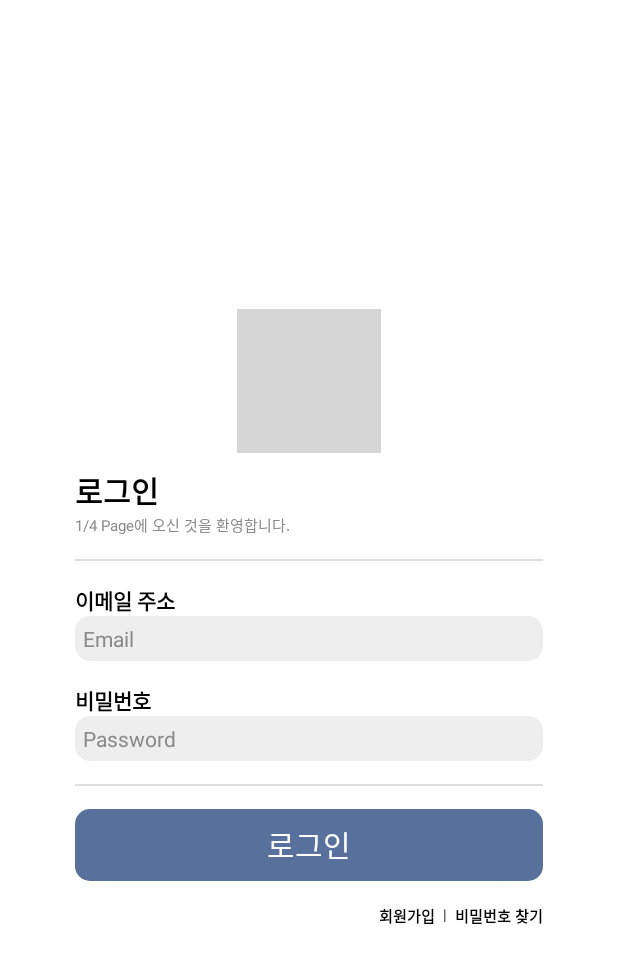
After one commit to Seung72/Quarter-Page, an Android app: the LoginActivity screen opened directly, with no data from a screen before it, on a phone screen of 412 x 824 dp. The commit adds this screen. Shown: the top 963 px of the screen. Run offline under Robolectric (Android 15) with nearby library versions, the phone set to English and light mode, and no system bars; our stand-ins replace Firebase (no records; nobody signed in at launch, a user with empty details on screens opened directly); grey boxes are pictures that could not be loaded.

Commit message:
Update: SignUp function available

```diff
--- /dev/null
+++ b/app/src/main/java/com/cholee/quarter_page/LoginActivity.kt
@@ -0,0 +1,62 @@
+package com.cholee.quarter_page
+
+import android.content.Intent
+import androidx.appcompat.app.AppCompatActivity
+import android.os.Bundle
+import com.cholee.quarter_page.databinding.ActivityLoginBinding
+import com.google.android.material.snackbar.Snackbar
+import com.google.firebase.FirebaseApp
+import com.google.firebase.auth.FirebaseAuth
+import com.google.firebase.auth.FirebaseUser
+import kotlin.math.sign
+
+class LoginActivity : AppCompatActivity() {
+
+    private lateinit var binding: ActivityLoginBinding
+    private var auth: FirebaseAuth? = null
+
+    override fun onCreate(savedInstanceState: Bundle?) {
+        super.onCreate(savedInstanceState)
+        binding = ActivityLoginBinding.inflate(layoutInflater)
+        var view = binding.root
+        FirebaseApp.initializeApp(this)
+        auth = FirebaseAuth.getInstance()
+        setContentView(view)
+
+        binding.moveToSignUp.setOnClickListener {
+            startActivity(Intent(this, SignUpActivity::class.java))
+        }
+
+        binding.btnLogin.setOnClickListener {
+            signIn(binding.etEmail.toString(), binding.etPassword.toString())
+        }
+    }
+
+
+    public fun OnStart() {
+        super.onStart()
+        moveMainPage(auth?.currentUser)
+    }
+
+    fun moveMainPage(user:FirebaseUser?) {
+        if(user != null) {
+            startActivity(Intent(this, MainActivity::class.java))
+            finish()
+        }
+    }
+
+    private fun signIn(email: String, password: String) {
+        if (email.isNotEmpty() && password.isNotEmpty() && email.contains("@")) {
+            var userName = email.substring(0 until email.indexOf("@"))
+            auth?.signInWithEmailAndPassword(email, password)
+                ?.addOnCompleteListener(this) { task ->
+                    if (task.isSuccessful) {
+                        Snackbar.make(binding.loginLayout, userName + "님 안녕하세요!" ,Snackbar.LENGTH_SHORT).show()
+                        moveMainPage(auth?.currentUser)
+                    } else {
+                        Snackbar.make(binding.loginLayout, "로그인에 실패 하였습니다.",Snackbar.LENGTH_SHORT).show()
+                    }
+                }
+        }
+    }
+}
--- a/app/src/main/java/com/cholee/quarter_page/OnboardingActivity.kt
+++ b/app/src/main/java/com/cholee/quarter_page/OnboardingActivity.kt
@@ -86,7 +86,7 @@ class OnBoardingActivity : AppCompatActivity() {
     }
     private fun getItem(i: Int) = binding.vpOnboard.currentItem + i
     private fun moveToMain() {
-        startActivity(Intent(this@OnBoardingActivity, MainActivity::class.java))
+        startActivity(Intent(this, LoginActivity::class.java))
         finish()
     }
     inner class PagerAdapterInit : PagerAdapter() {
--- /dev/null
+++ b/app/src/main/res/layout/activity_login.xml
@@ -0,0 +1,141 @@
+<?xml version="1.0" encoding="utf-8"?>
+<androidx.constraintlayout.widget.ConstraintLayout xmlns:android="http://schemas.android.com/apk/res/android"
+    xmlns:app="http://schemas.android.com/apk/res-auto"
+    xmlns:tools="http://schemas.android.com/tools"
+    android:id="@+id/login_layout"
+    android:layout_width="match_parent"
+    android:layout_height="match_parent"
+    android:background="@color/white"
+    tools:context=".LoginActivity">
+
+    <LinearLayout
+        android:layout_width="match_parent"
+        android:layout_height="wrap_content"
+        android:orientation="vertical"
+        android:layout_margin="50dp"
+        app:layout_constraintBottom_toBottomOf="parent"
+        app:layout_constraintEnd_toEndOf="parent"
+        app:layout_constraintStart_toStartOf="parent"
+        app:layout_constraintTop_toTopOf="parent">
+        <ImageView
+            android:layout_width="wrap_content"
+            android:layout_height="wrap_content"
+            android:src="@mipmap/ic_main"
+            android:layout_marginBottom="10dp"
+            android:layout_gravity="center_horizontal"/>
+        <TextView
+            android:layout_width="match_parent"
+            android:layout_height="wrap_content"
+            android:textColor="@color/black"
+            android:textSize="20sp"
+            android:textStyle="bold"
+            android:text="로그인"/>
+        <TextView
+            android:layout_width="match_parent"
+            android:layout_height="wrap_content"
+            android:textColor="@color/gray"
+            android:textSize="10sp"
+            android:text="1/4 Page에 오신 것을 환영합니다."/>
+        <View
+            android:layout_width="match_parent"
+            android:layout_height="1dp"
+            android:layout_marginTop="15dp"
+            android:background="@color/light_gray"
+            app:layout_constraintBottom_toTopOf="@+id/bottomNavigationView"
+            app:layout_constraintEnd_toEndOf="parent"
+            app:layout_constraintStart_toStartOf="parent"
+            app:layout_constraintTop_toBottomOf="@+id/horizontalScrollView" />
+        <TextView
+            android:layout_width="wrap_content"
+            android:layout_height="wrap_content"
+            android:layout_marginTop="15dp"
+            android:textColor="@color/black"
+            android:textSize="14sp"
+            android:text="이메일 주소"
+            android:textStyle="bold"/>
+        <EditText
+            android:id="@+id/et_email"
+            android:inputType="textVisiblePassword"
+            android:layout_width="match_parent"
+            android:layout_height="wrap_content"
+            android:padding="5dp"
+            android:textColor="@color/black"
+            android:textSize="14sp"
+            android:background="@drawable/et_style"
+            android:hint="Email"
+            android:textColorHint="@color/gray"
+            android:ems="10"/>
+        <TextView
+            android:layout_width="wrap_content"
+            android:layout_height="wrap_content"
+            android:layout_marginTop="15dp"
+            android:textColor="@color/black"
+            android:textSize="14sp"
+            android:text="비밀번호"
+            android:textStyle="bold"/>
+        <EditText
+            android:id="@+id/et_password"
+            android:layout_width="match_parent"
+            android:layout_height="wrap_content"
+            android:padding="5dp"
+            android:textColor="@color/black"
+            android:textSize="14sp"
+            android:background="@drawable/et_style"
+            android:hint="Password"
+            android:textColorHint="@color/gray"
+            android:ems="10"/>
+        <View
+            android:layout_width="match_parent"
+            android:layout_height="1dp"
+            android:layout_marginTop="15dp"
+            android:background="@color/light_gray"
+            app:layout_constraintBottom_toTopOf="@+id/bottomNavigationView"
+            app:layout_constraintEnd_toEndOf="parent"
+            app:layout_constraintStart_toStartOf="parent"
+            app:layout_constraintTop_toBottomOf="@+id/horizontalScrollView" />
+        <Button
+            android:id="@+id/btn_login"
+            android:text="로그인"
+            android:layout_marginTop="15dp"
+            android:textSize="20dp"
+            android:layout_width="match_parent"
+            android:layout_height="wrap_content"
+            android:background="@drawable/login_btn_style"/>
+        <LinearLayout
+            android:layout_width="match_parent"
+            android:layout_height="match_parent"
+            android:layout_marginTop="15dp"
+            android:gravity="right"
+            android:orientation="horizontal">
+            <TextView
+                android:id="@+id/moveToSignUp"
+                android:layout_width="wrap_content"
+                android:layout_height="wrap_content"
+                android:layout_gravity="right"
+                android:textColor="@color/black"
+                android:layout_marginRight="5dp"
+                android:textSize="10sp"
+                android:text="회원가입"
+                android:textStyle="bold"/>
+            <TextView
+                android:layout_width="wrap_content"
+                android:layout_height="wrap_content"
+                android:layout_gravity="right"
+                android:textColor="@color/black"
+                android:layout_marginRight="5dp"
+                android:textSize="10sp"
+                android:text="|"/>
+            <TextView
+                android:id="@+id/moveToMissingPw"
+                android:layout_width="wrap_content"
+                android:layout_height="wrap_content"
+                android:layout_gravity="right"
+                android:textColor="@color/black"
+                android:textSize="10sp"
+                android:text="비밀번호 찾기"
+                android:textStyle="bold"/>
+        </LinearLayout>
+
+    </LinearLayout>
+
+</androidx.constraintlayout.widget.ConstraintLayout>
--- a/app/src/main/res/layout/activity_sign_up.xml
+++ b/app/src/main/res/layout/activity_sign_up.xml
@@ -2,6 +2,7 @@
 <androidx.constraintlayout.widget.ConstraintLayout xmlns:android="http://schemas.android.com/apk/res/android"
     xmlns:app="http://schemas.android.com/apk/res-auto"
     xmlns:tools="http://schemas.android.com/tools"
+    android:id="@+id/signUp_layout"
     android:layout_width="match_parent"
     android:layout_height="match_parent"
     android:background="@color/white"
--- /dev/null
+++ b/app/src/main/res/values-land/dimens.xml
@@ -0,0 +1,3 @@
+<resources>
+ <dimen name="activity_horizontal_margin">48dp</dimen>
+</resources>
--- /dev/null
+++ b/app/src/main/res/values-w1240dp/dimens.xml
@@ -0,0 +1,3 @@
+<resources>
+ <dimen name="activity_horizontal_margin">200dp</dimen>
+</resources>
--- /dev/null
+++ b/app/src/main/res/values-w600dp/dimens.xml
@@ -0,0 +1,3 @@
+<resources>
+ <dimen name="activity_horizontal_margin">48dp</dimen>
+</resources>
--- a/app/src/main/res/values/dimens.xml
+++ b/app/src/main/res/values/dimens.xml
@@ -2,4 +2,7 @@
 <resources>
     <dimen name="pageMargin">100dp</dimen>
     <dimen name="pageWidth">300dp</dimen>
+    <!-- Default screen margins, per the Android Design guidelines. -->
+    <dimen name="activity_horizontal_margin">16dp</dimen>
+    <dimen name="activity_vertical_margin">16dp</dimen>
 </resources>
--- a/build.gradle
+++ b/build.gradle
@@ -5,7 +5,6 @@ plugins {
     id 'org.jetbrains.kotlin.android' version '1.7.10' apply false
     id 'com.google.gms.google-services' version '4.3.10' apply false
 }
-
 task clean(type: Delete) {
     delete rootProject.buildDir
 }
```
Also changed, not shown: app/build.gradle (+7 -1 lines), app/src/main/AndroidManifest.xml (+13 -6 lines), app/src/main/java/com/cholee/quarter_page/MainActivity.kt (+3 -5 lines), app/src/main/java/com/cholee/quarter_page/SignUpActivity.kt (+30 -4 lines), 2 other files.
